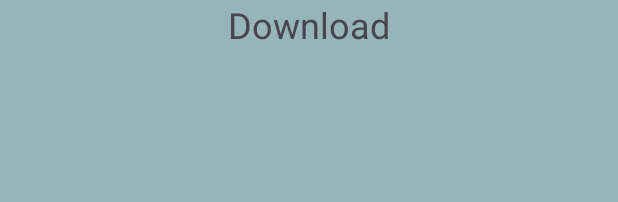
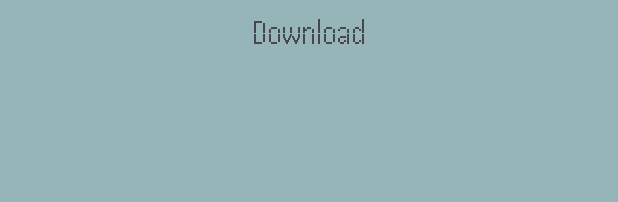
Before and after one commit to luispipe/AppBarExample, an Android app: the layout fragment_download.xml on its own in the app's theme, with its tools: preview values and no code run, on a phone screen of 412 x 824 dp. Shown: the top 202 px of the screen. Run offline under Robolectric (Android 15) with nearby library versions, the phone set to English and light mode, and no system bars.

Commit message:
Font commit

```diff
--- a/app/src/main/java/com/example/barnavexample/MainActivity.java
+++ b/app/src/main/java/com/example/barnavexample/MainActivity.java
@@ -24,18 +24,16 @@ public class MainActivity extends AppCompatActivity {
                 replaceFragment(new HomeFragment());
             } else if (item.getItemId()==deleteId){
                 replaceFragment(new DeleteFragment());
-
             }else if (item.getItemId()==downloadId){
                 replaceFragment(new DownloadFragment());
             }
              return true;
-
         });
     }
 
     public void replaceFragment(Fragment fragment){
-        FragmentManager fragmento= getSupportFragmentManager();
-        FragmentTransaction transaction= fragmento.beginTransaction();
+        FragmentManager fragmentManager= getSupportFragmentManager();
+        FragmentTransaction transaction= fragmentManager.beginTransaction();
         transaction.replace(R.id.botton_nav_frame,fragment);
         transaction.commit();
     }
--- a/app/src/main/res/layout/fragment_delete.xml
+++ b/app/src/main/res/layout/fragment_delete.xml
@@ -10,6 +10,7 @@
     <TextView
         android:layout_width="match_parent"
         android:layout_height="match_parent"
+        android:fontFamily="@font/oswald_regular"
         android:text="Delete"
         android:textAlignment="center"
         android:textSize="24sp" />
--- a/app/src/main/res/layout/fragment_download.xml
+++ b/app/src/main/res/layout/fragment_download.xml
@@ -10,6 +10,7 @@
     <TextView
         android:layout_width="match_parent"
         android:layout_height="match_parent"
+        android:fontFamily="@font/handjet_light"
         android:text="Download"
         android:textAlignment="center"
         android:textSize="24sp" />
--- a/app/src/main/res/layout/fragment_home.xml
+++ b/app/src/main/res/layout/fragment_home.xml
@@ -11,6 +11,7 @@
     <TextView
         android:layout_width="match_parent"
         android:layout_height="match_parent"
+        android:fontFamily="@font/dancing_script_semi_bold"
         android:text="Home"
         android:textAlignment="center"
         android:textSize="24sp" />
```
Also changed, not shown: app/src/main/res/font/dancing_script_semi_bold.ttf (added), app/src/main/res/font/handjet_light.ttf (added), app/src/main/res/font/oswald_regular.ttf (added).
